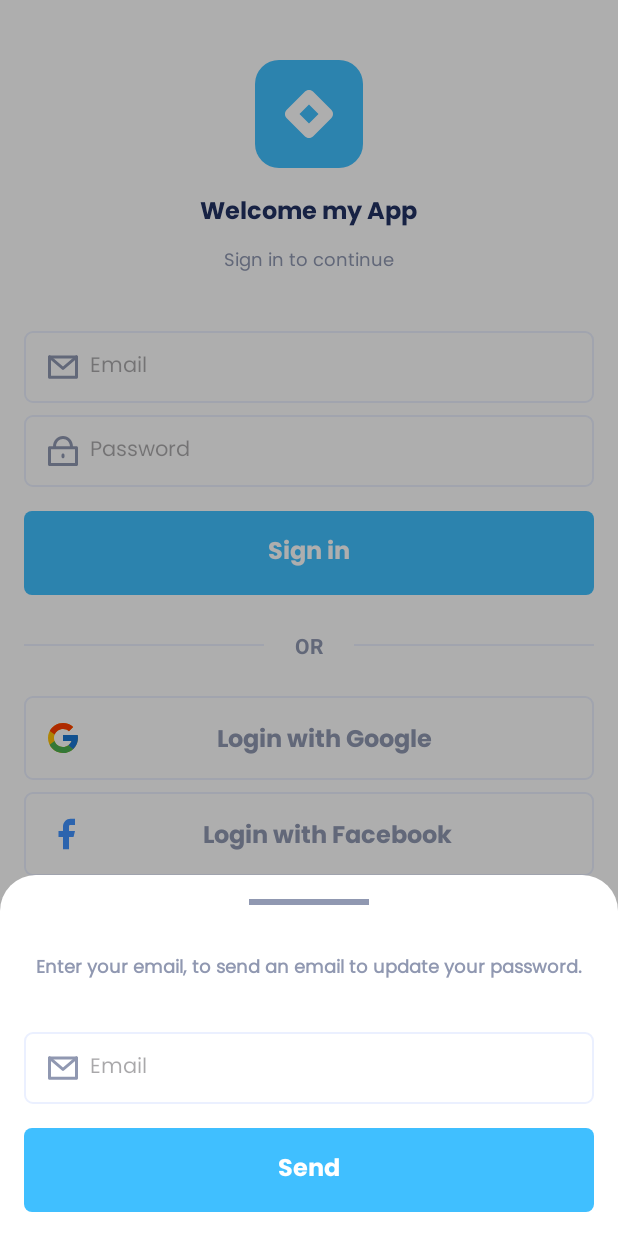
After one commit to Hashem-Soud1/E-Commerce-Firebase, an Android app: the fragment ForgetPasswordFragment placed in its activity, on a phone screen of 412 x 824 dp. The commit adds this screen. Run offline under Robolectric (Android 15) with nearby library versions, the phone set to English and light mode, and no system bars; our stand-ins replace Firebase (no records; nobody signed in at launch, a user with empty details on screens opened directly), data binding; libraries missing offline, so code that uses them is left out: com.facebook, com.facebook.login.

Commit message:
add screen forget_password

```diff
--- /dev/null
+++ b/app/src/main/java/com/example/e_commerce/ui/auth/fragment/ForgetPasswordFragment.kt
@@ -0,0 +1,44 @@
+package com.example.e_commerce.ui.auth.fragment
+
+import android.os.Bundle
+import androidx.fragment.app.Fragment
+import android.view.LayoutInflater
+import android.view.View
+import android.view.ViewGroup
+import androidx.fragment.app.viewModels
+import com.example.e_commerce.R
+import com.example.e_commerce.databinding.FragmentForgetPasswordBinding
+import com.example.e_commerce.ui.auth.viewmodel.ForgetPasswordViewModel
+import com.example.e_commerce.ui.auth.viewmodel.ForgetPasswordViewModelFactory
+import com.google.android.material.bottomsheet.BottomSheetDialogFragment
+
+
+class ForgetPasswordFragment : BottomSheetDialogFragment() {
+
+    private val viewModel: ForgetPasswordViewModel by viewModels {
+        ForgetPasswordViewModelFactory()
+    }
+
+    private var _binding: FragmentForgetPasswordBinding? = null
+    private val binding get() = _binding!!
+
+    override fun onCreateView(
+        inflater: LayoutInflater, container: ViewGroup?, savedInstanceState: Bundle?
+    ): View {
+        _binding = FragmentForgetPasswordBinding.inflate(inflater, container, false)
+        binding.lifecycleOwner = viewLifecycleOwner
+        binding.viewmodel = viewModel
+        // Inflate the layout for this fragment
+        return binding.root
+    }
+
+    override fun onDestroyView() {
+        super.onDestroyView()
+        _binding = null
+    }
+
+    companion object {
+
+        private const val TAG = "ForgetPasswordFragment"
+    }
+}
--- a/app/src/main/java/com/example/e_commerce/ui/auth/fragment/RegisterFragment.kt
+++ b/app/src/main/java/com/example/e_commerce/ui/auth/fragment/RegisterFragment.kt
@@ -13,10 +13,10 @@ import androidx.fragment.app.Fragment
 import androidx.fragment.app.viewModels
 import androidx.lifecycle.lifecycleScope
 import androidx.navigation.fragment.findNavController
-import com.example.e_commerce.BuildConfig
 import com.example.e_commerce.R
 import com.example.e_commerce.data.models.Resource
 import com.example.e_commerce.databinding.FragmentRegisterBinding
+import com.example.e_commerce.ui.auth.getGoogleRequestIntent
 import com.example.e_commerce.ui.auth.viewmodel.RegisterViewModel
 import com.example.e_commerce.ui.auth.viewmodel.RegisterViewModelFactory
 import com.example.e_commerce.ui.common.model.ProgressDialog
@@ -31,8 +31,6 @@ import com.facebook.login.LoginManager
 import com.facebook.login.LoginResult
 import com.google.android.gms.auth.api.signin.GoogleSignIn
 import com.google.android.gms.auth.api.signin.GoogleSignInAccount
-import com.google.android.gms.auth.api.signin.GoogleSignInClient
-import com.google.android.gms.auth.api.signin.GoogleSignInOptions
 import com.google.android.gms.common.api.ApiException
 import com.google.android.gms.tasks.Task
 import com.google.android.material.dialog.MaterialAlertDialogBuilder
@@ -198,6 +196,12 @@ class RegisterFragment : Fragment() {
             }.create().show()
     }
 
+    override fun onDestroyView() {
+        super.onDestroyView()
+        _binding = null
+    }
+
+
     companion object {
         private const val TAG = "RegisterFragment"
     }
--- a/app/src/main/java/com/example/e_commerce/ui/auth/fragment/loginFragment.kt
+++ b/app/src/main/java/com/example/e_commerce/ui/auth/fragment/loginFragment.kt
@@ -2,7 +2,6 @@ package com.example.e_commerce.ui.auth.fragment
 
 
 
-import android.content.Context
 import android.content.Intent
 import android.os.Bundle
 import android.util.Log
@@ -14,30 +13,18 @@ import androidx.appcompat.app.AppCompatActivity
 import androidx.fragment.app.Fragment
 import androidx.fragment.app.viewModels
 
-import androidx.lifecycle.ViewModel
-import androidx.lifecycle.ViewModelProvider
 import androidx.lifecycle.lifecycleScope
 
-import androidx.lifecycle.viewModelScope
 import androidx.navigation.Navigation
-import com.example.e_commerce.BuildConfig
+import androidx.navigation.fragment.findNavController
 import com.example.e_commerce.R
-import com.example.e_commerce.data.datasource.datastore.AppPreferencesDataSource
 import com.example.e_commerce.data.models.Resource
-import com.example.e_commerce.data.models.user.UserDetailsModel
-import com.example.e_commerce.data.repository.auth.FirebaseAuthRepository
-import com.example.e_commerce.data.repository.auth.FirebaseAuthRepositoryImpl
-import com.example.e_commerce.data.repository.common.AppDataStoreRepositoryImpl
-import com.example.e_commerce.data.repository.common.AppPreferenceRepository
-import com.example.e_commerce.data.repository.user.UserPreferenceRepository
-import com.example.e_commerce.data.repository.user.UserPreferenceRepositoryImpl
 import com.example.e_commerce.databinding.FragmentLoginBinding
-import com.example.e_commerce.domain.toUserDetailsPreferences
+import com.example.e_commerce.ui.auth.getGoogleRequestIntent
 import com.example.e_commerce.ui.auth.viewmodel.LoginViewModel
 import com.example.e_commerce.ui.auth.viewmodel.LoginViewModelFactory
 import com.example.e_commerce.ui.common.model.ProgressDialog
 import com.example.e_commerce.ui.home.MainActivity
-import com.example.e_commerce.utils.isValidEmail
 import com.example.e_commerce.utils.showSnakeBarError
 import com.facebook.AccessToken
 import com.facebook.CallbackManager
@@ -47,21 +34,8 @@ import com.facebook.login.LoginManager
 import com.facebook.login.LoginResult
 import com.google.android.gms.auth.api.signin.GoogleSignIn
 import com.google.android.gms.auth.api.signin.GoogleSignInAccount
-import com.google.android.gms.auth.api.signin.GoogleSignInClient
-import com.google.android.gms.auth.api.signin.GoogleSignInOptions
 import com.google.android.gms.common.api.ApiException
 import com.google.android.gms.tasks.Task
-import io.reactivex.annotations.SchedulerSupport.IO
-import kotlinx.coroutines.Dispatchers
-import kotlinx.coroutines.flow.Flow
-import kotlinx.coroutines.flow.MutableSharedFlow
-import kotlinx.coroutines.flow.MutableStateFlow
-import kotlinx.coroutines.flow.SharedFlow
-import kotlinx.coroutines.flow.asSharedFlow
-import kotlinx.coroutines.flow.combine
-import kotlinx.coroutines.flow.first
-import kotlinx.coroutines.flow.launchIn
-import kotlinx.coroutines.flow.onEach
 import kotlinx.coroutines.launch
 
 
@@ -133,8 +107,13 @@ class LoginFragment : Fragment() {
         binding.facebookSigninBtn.setOnClickListener {
             loginWithFacebook()
         }
-        binding.registerTv.setOnClickListener(
-            Navigation.createNavigateOnClickListener(R.id.action_loginFragment_to_registerFragment))
+        binding.registerTv.setOnClickListener {
+            findNavController().navigate(R.id.action_loginFragment_to_registerFragment)
+        }
+        binding.forgotPasswordTv.setOnClickListener {
+            val forgetPasswordFragment = ForgetPasswordFragment()
+            forgetPasswordFragment.show(parentFragmentManager, "forget-password")
+        }
 
     }
 
--- /dev/null
+++ b/app/src/main/java/com/example/e_commerce/ui/auth/viewmodel/ForgetPasswordViewModel.kt
@@ -0,0 +1,31 @@
+package com.example.e_commerce.ui.auth.viewmodel
+
+import androidx.lifecycle.ViewModel
+import androidx.lifecycle.ViewModelProvider
+import com.example.e_commerce.data.repository.auth.FirebaseAuthRepository
+import com.example.e_commerce.data.repository.auth.FirebaseAuthRepositoryImpl
+import kotlinx.coroutines.flow.MutableStateFlow
+
+class ForgetPasswordViewModel(val authRepository: FirebaseAuthRepository) : ViewModel() {
+
+
+    val email = MutableStateFlow("")
+
+    fun sendUpdatePasswordEmail() {
+
+    }
+}
+
+class ForgetPasswordViewModelFactory(
+    private val authRepository: FirebaseAuthRepository = FirebaseAuthRepositoryImpl()
+) : ViewModelProvider.Factory {
+
+    override fun <T : ViewModel> create(modelClass: Class<T>): T {
+        if (modelClass.isAssignableFrom(ForgetPasswordViewModel::class.java)) {
+            @Suppress("UNCHECKED_CAST") return ForgetPasswordViewModel(
+                authRepository,
+            ) as T
+        }
+        throw IllegalArgumentException("Unknown ViewModel class")
+    }
+}
--- /dev/null
+++ b/app/src/main/res/drawable/forget_password_bg.xml
@@ -0,0 +1,12 @@
+<?xml version="1.0" encoding="utf-8"?>
+<shape xmlns:android="http://schemas.android.com/apk/res/android"
+    android:shape="rectangle">
+
+    <!-- Border Color and Width -->
+    <solid android:color="@color/white" />
+
+    <!-- Corner Radius -->
+    <corners
+        android:topLeftRadius="24dp"
+        android:topRightRadius="24dp" />
+</shape>
--- /dev/null
+++ b/app/src/main/res/layout/fragment_forget_password.xml
@@ -0,0 +1,55 @@
+<?xml version="1.0" encoding="utf-8"?>
+<layout xmlns:android="http://schemas.android.com/apk/res/android">
+
+    <data>
+
+        <variable
+            name="viewmodel"
+            type="com.example.e_commerce.ui.auth.viewmodel.ForgetPasswordViewModel" />
+    </data>
+
+    <LinearLayout
+        android:layout_width="match_parent"
+        android:layout_height="wrap_content"
+        android:background="@drawable/forget_password_bg"
+        android:gravity="center_horizontal"
+        android:orientation="vertical">
+
+        <View
+            android:layout_width="80dp"
+            android:layout_height="4dp"
+            android:layout_margin="16dp"
+            android:background="@color/neutral_grey" />
+
+        <androidx.appcompat.widget.AppCompatTextView
+            style="@style/MessageTextStyle"
+            android:layout_width="wrap_content"
+            android:layout_height="wrap_content"
+            android:layout_margin="16dp"
+            android:gravity="center"
+            android:text="@string/forget_password_msg"
+            android:textStyle="bold" />
+
+        <androidx.appcompat.widget.AppCompatEditText
+            android:id="@+id/email_et"
+            style="@style/EditTextStyle"
+            android:layout_width="match_parent"
+            android:layout_height="48dp"
+            android:layout_margin="16dp"
+            android:drawableStart="@drawable/ic_email"
+            android:hint="@string/email_et_hint"
+            android:inputType="textEmailAddress"
+            android:text="@={viewmodel.email}" />
+
+        <androidx.appcompat.widget.AppCompatTextView
+            android:id="@+id/login_btn"
+            style="@style/PrimaryButtonStyle"
+            android:layout_marginStart="16dp"
+            android:layout_marginEnd="16dp"
+            android:layout_marginBottom="16dp"
+            android:onClickListener="@{() -> viewmodel.sendUpdatePasswordEmail()}"
+            android:text="@string/send" />
+
+    </LinearLayout>
+
+</layout>
--- a/app/src/main/res/values/strings.xml
+++ b/app/src/main/res/values/strings.xml
@@ -1,6 +1,5 @@
 <resources>
     <string name="app_name">E-Commerce</string>
-
 
 
     <string name="hello_blank_fragment" translatable="false">Hello blank fragment</string>
@@ -29,6 +28,8 @@
     <string name="have_an_account_msg" translatable="false">have an account?</string>
     <string name="google_signup_btn_msg" translatable="false">Sign up with Google</string>
     <string name="facebook_signup_btn_msg" translatable="false">Sign up with facebook</string>
+    <string name="forget_password_msg">Enter your email, to send an email to update your password.</string>
+    <string name="send">Send</string>
 
 
 </resources>
```
